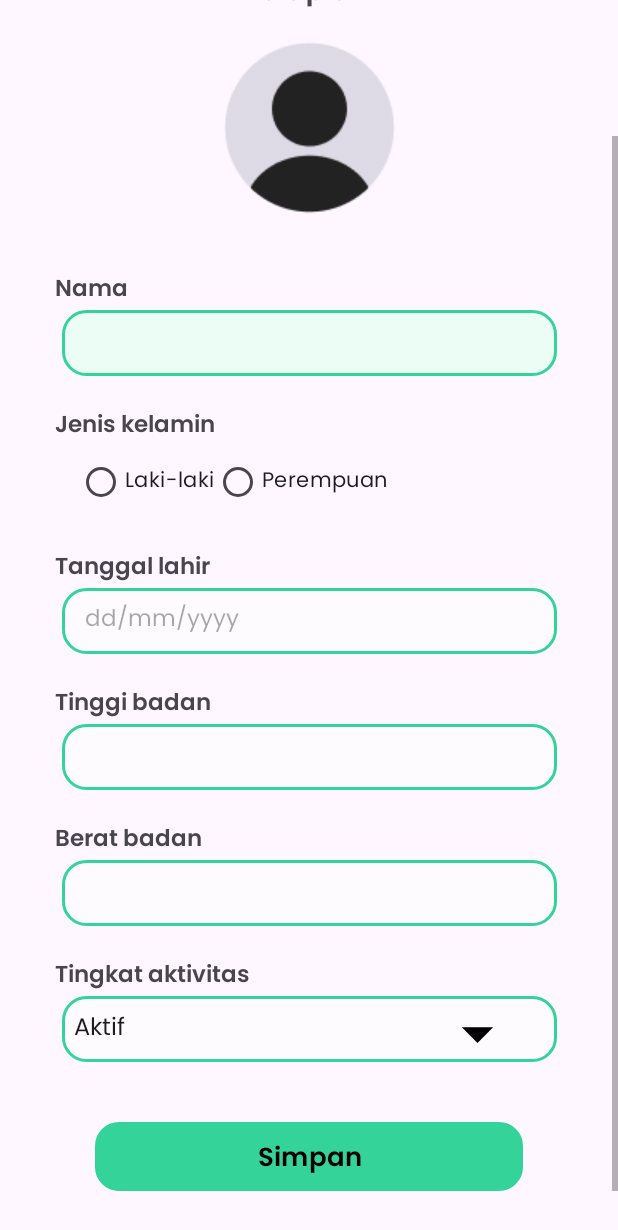
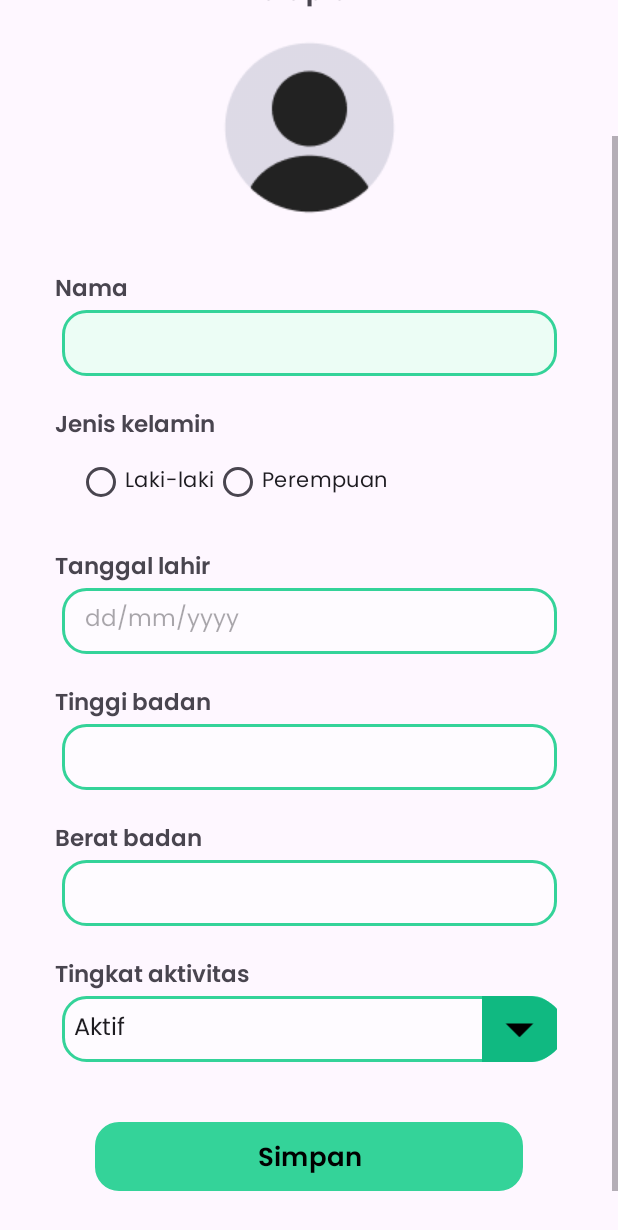
Before and after one commit to AgungRamadhani26/GoFitLife, an Android app: the RegisterProfilePageActivity screen opened directly, with no data from a screen before it, scrolled down 136 dp, on a phone screen of 412 x 824 dp. Shown: the top 1230 px of the screen. Run offline under Robolectric (Android 15) with nearby library versions, the phone set to English and light mode, and no system bars; our stand-ins replace CircleImageView.

Commit message:
menambahkan shape dropdown

```diff
--- /dev/null
+++ b/app/src/main/res/drawable/roundedrightcorner.xml
@@ -0,0 +1,9 @@
+<vector xmlns:android="http://schemas.android.com/apk/res/android"
+    android:width="40dp"
+    android:height="41dp"
+    android:viewportWidth="40"
+    android:viewportHeight="41">
+  <path
+      android:pathData="M0,0H24C35.046,0 44,8.954 44,20V21C44,32.046 35.046,41 24,41H0V0Z"
+      android:fillColor="#10B981"/>
+</vector>
--- a/app/src/main/res/layout/activity_register_profile_page.xml
+++ b/app/src/main/res/layout/activity_register_profile_page.xml
@@ -230,10 +230,11 @@
 
         <ImageView
             android:layout_width="50dp"
-            android:layout_height="50dp"
+            android:layout_height="44dp"
             android:src="@drawable/baseline_arrow_drop_down_24"
+            android:background="@drawable/roundedrightcorner"
             app:layout_constraintEnd_toEndOf="@+id/et_tingkat_aktifitas"
-            app:layout_constraintHorizontal_bias="0.9"
+            app:layout_constraintHorizontal_bias="1.0"
             app:layout_constraintStart_toStartOf="@+id/et_tingkat_aktifitas"
             app:layout_constraintTop_toTopOf="@+id/et_tingkat_aktifitas" />
 
--- a/app/src/main/res/values/strings.xml
+++ b/app/src/main/res/values/strings.xml
@@ -23,6 +23,7 @@
     <string name="log_capt">Apakah aku mengenalmu?</string>
     <string name="sign_in">Masuk</string>
     <string name="dny_have_acc">Apakah kamu tidak mempunyai akun ?</string>
+
     <!--    perubahan baru-->
     <string name="hallo">Hallo</string>
     <string name="reg_prof_capt">Silahkan isi data diri anda</string>
```
